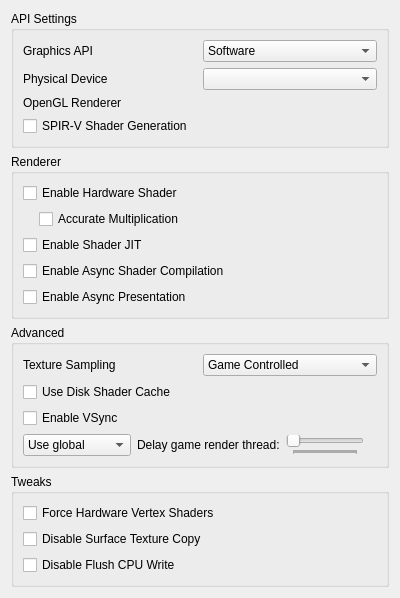
This is src/citra_qt/configuration/configure_graphics.ui in rtiangha/bravely-offline-citra as Qt 5 draws it before an edit. The edited form follows.
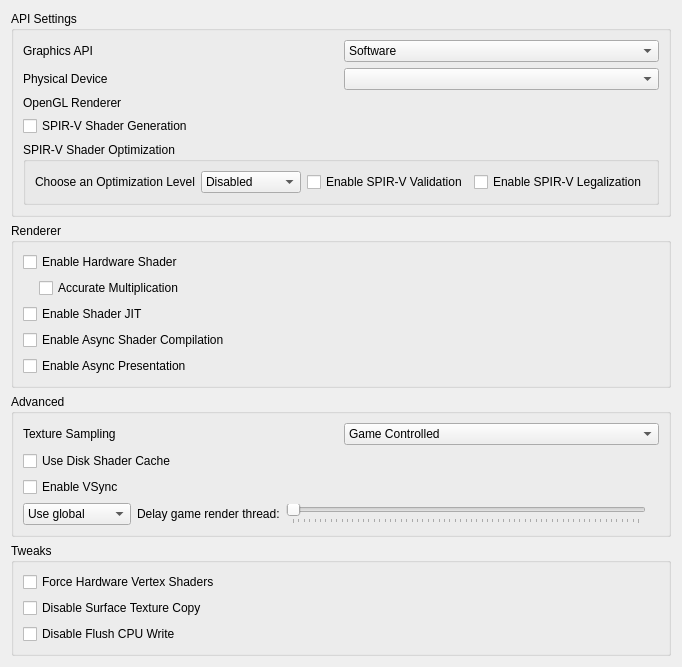
This is the edited form.

Commit message:
citra_qt: Add spirv-opt options to set level, validation and legalization (#179)
* video_core: Implement Vulkan SPIR-V Optimization on Desktop OSes

Unfortunately, the Optimization libraries included in SPIRV-Tools seems to only work on Windows, Linux and MacOS.

* citra_qt: Add SPIR-V Optimization UI config option

* citra_qt: Add spirv-opt options to set level, validation and legalization

* vk_shader_util.cpp: Restore old behavior when external spirv-opt is disabled

* externals: Update SPIRV-Tools to v2024.3

* Fix build errors

* Target Vulkan 1.1

---------

Patch:
```diff
--- a/src/citra_qt/configuration/configure_graphics.ui
+++ b/src/citra_qt/configuration/configure_graphics.ui
@@ -28,7 +28,7 @@
      <property name="title">
       <string>API Settings</string>
      </property>
-     <layout class="QVBoxLayout" name="verticalLayout_3">
+     <layout class="QVBoxLayout" name="verticalLayout_2">
       <item>
        <widget class="QWidget" name="graphics_api_group" native="true">
         <layout class="QHBoxLayout" name="graphics_api_group_2">
@@ -136,6 +136,78 @@
         </property>
        </widget>
       </item>
+      <item>
+       <widget class="QGroupBox" name="widget_optimize_spirv">
+        <property name="minimumSize">
+         <size>
+          <width>0</width>
+          <height>0</height>
+         </size>
+        </property>
+        <property name="title">
+         <string>SPIR-V Shader Optimization</string>
+        </property>
+        <layout class="QHBoxLayout" name="verticalLayout_3">
+         <item> 
+          <layout class="QHBoxLayout" name="horizontalLayout_1">
+           <item>
+            <widget class="QLabel" name="label_optimize_spirv">
+             <property name="toolTip">
+              <string>&lt;html&gt;&lt;head/&gt;&lt;body&gt;&lt;p&gt;Performs various optimizations on SPIR-V modules to improve performance and reduce size.&lt;/p&gt;&lt;p&gt;Make sure to empty the shader cache in the Citra folder before changing optimization level. The Citra folder can be accessed through the File menu.&lt;/p&gt;&lt;/body&gt;&lt;/html&gt;</string>
+             </property>
+             <property name="text">
+               <string>Choose an Optimization Level</string>
+             </property>
+            </widget>
+           </item>
+           <item>
+            <widget class="QComboBox" name="optimize_spirv_combobox">
+             <item>
+              <property name="text">
+                  <string>Disabled</string>
+              </property>
+             </item>
+             <item>
+              <property name="text">
+                  <string>Performance</string>
+              </property>
+             </item>
+             <item>
+              <property name="text">
+                  <string>Size</string>
+              </property>
+             </item>
+            </widget>
+           </item>
+          </layout>
+         </item>
+         <item>
+          <layout class="QHBoxLayout" name="horizontalLayout_2">
+           <item>
+            <widget class="QCheckBox" name="toggle_spirv_validation">
+             <property name="toolTip">
+              <string>&lt;html&gt;&lt;head/&gt;&lt;body&gt;&lt;p&gt;Activate SPIR-V output validation. The validator checks validation rules described by the SPIR-V specification.&lt;/p&gt;&lt;p&gt;Ensures that outputs are valid and protects from bad inputs. Useful for debugging.&lt;/p&gt;&lt;/body&gt;&lt;/html&gt;</string>
+             </property>
+             <property name="text">
+              <string>Enable SPIR-V Validation</string>
+             </property>
+            </widget>
+           </item>
+           <item>
+            <widget class="QCheckBox" name="toggle_spirv_legalization">
+             <property name="toolTip">
+              <string>&lt;html&gt;&lt;head/&gt;&lt;body&gt;&lt;p&gt;Activate SPIR-V output legalization. Legalizes the SPIR-V code for Vulkan. Primarily used for HLSL shaders.&lt;/p&gt;&lt;/body&gt;&lt;/html&gt;</string>
+             </property>
+             <property name="text">
+              <string>Enable SPIR-V Legalization</string>
+             </property>
+            </widget>
+           </item>
+          </layout>
+         </item>
+        </layout>
+       </widget>
+      </item>
      </layout>
     </widget>
    </item>
@@ -144,7 +216,7 @@
      <property name="title">
       <string>Renderer</string>
      </property>
-     <layout class="QVBoxLayout" name="verticalLayout_6">
+     <layout class="QVBoxLayout" name="verticalLayout_4">
       <item>
        <widget class="QWidget" name="hw_renderer_group" native="true">
         <layout class="QVBoxLayout" name="verticalLayout_5">
@@ -172,7 +244,7 @@
          </item>
          <item>
           <widget class="QWidget" name="hw_shader_group" native="true">
-           <layout class="QVBoxLayout" name="verticalLayout_7">
+           <layout class="QVBoxLayout" name="verticalLayout_6">
             <property name="leftMargin">
              <number>16</number>
             </property>
@@ -239,10 +311,10 @@
      <property name="title">
       <string>Advanced</string>
      </property>
-     <layout class="QVBoxLayout" name="verticalLayout_2">
+     <layout class="QVBoxLayout" name="verticalLayout_7">
       <item>
        <widget class="QWidget" name="widget_texture_sampling" native="true">
-        <layout class="QHBoxLayout" name="horizontalLayout_2">
+        <layout class="QHBoxLayout" name="horizontalLayout_3">
          <property name="leftMargin">
           <number>0</number>
          </property>
@@ -392,7 +464,7 @@
      <property name="title">
       <string>Tweaks</string>
      </property>
-     <layout class="QVBoxLayout" name="verticalLayout_4">
+     <layout class="QVBoxLayout" name="verticalLayout_8">
       <item>
        <widget class="QCheckBox" name="toggle_force_hw_vertex_shaders">
         <property name="toolTip">
```
Left out of the diff: 2 changed lines with no effect on the pictures. The commit also changes 19 other files.
